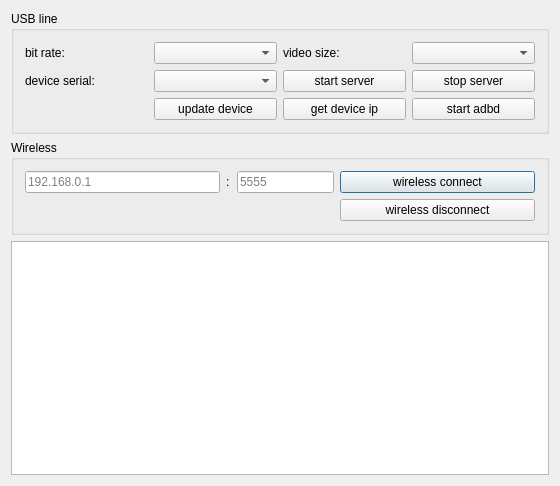
Above: QtScrcpy/dialog.ui from barry-ran/QtScrcpy before the change. Below: the same form after it.
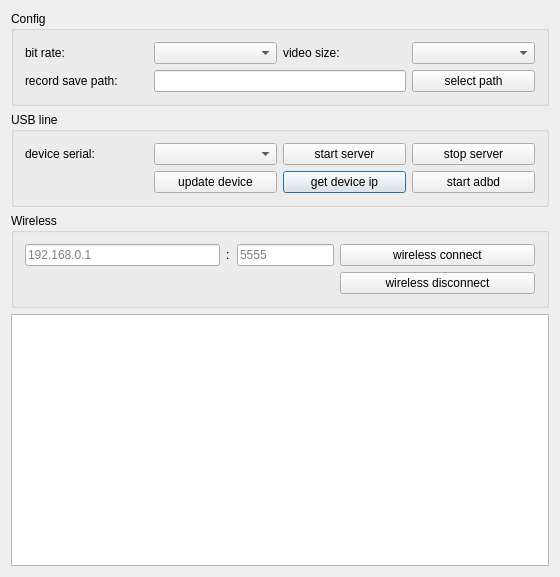
That is the form after the change.

Patch:
```diff
--- a/QtScrcpy/dialog.ui
+++ b/QtScrcpy/dialog.ui
@@ -7,7 +7,7 @@
     <x>0</x>
     <y>0</y>
     <width>560</width>
-    <height>486</height>
+    <height>577</height>
    </rect>
   </property>
   <property name="minimumSize">
@@ -26,18 +26,62 @@
    <string notr="true">QtScrcpy</string>
   </property>
   <layout class="QGridLayout" name="gridLayout_2">
-   <item row="2" column="0">
-    <widget class="QTextEdit" name="outEdit">
-     <property name="documentTitle">
-      <string/>
-     </property>
-     <property name="readOnly">
-      <bool>true</bool>
-     </property>
-    </widget>
-   </item>
    <item row="1" column="0">
-    <widget class="QGroupBox" name="groupBox">
+    <widget class="QGroupBox" name="usbGroupBox">
+     <property name="title">
+      <string>USB line</string>
+     </property>
+     <layout class="QGridLayout" name="gridLayout">
+      <item row="3" column="2">
+       <widget class="QPushButton" name="getIPBtn">
+        <property name="text">
+         <string>get device ip</string>
+        </property>
+       </widget>
+      </item>
+      <item row="0" column="3">
+       <widget class="QPushButton" name="stopServerBtn">
+        <property name="text">
+         <string>stop server</string>
+        </property>
+       </widget>
+      </item>
+      <item row="3" column="1">
+       <widget class="QPushButton" name="updateDevice">
+        <property name="text">
+         <string>update device</string>
+        </property>
+       </widget>
+      </item>
+      <item row="3" column="3">
+       <widget class="QPushButton" name="startAdbdBtn">
+        <property name="text">
+         <string>start adbd</string>
+        </property>
+       </widget>
+      </item>
+      <item row="0" column="0">
+       <widget class="QLabel" name="label_2">
+        <property name="text">
+         <string>device serial:</string>
+        </property>
+       </widget>
+      </item>
+      <item row="0" column="1">
+       <widget class="QComboBox" name="serialBox"/>
+      </item>
+      <item row="0" column="2">
+       <widget class="QPushButton" name="startServerBtn">
+        <property name="text">
+         <string>start server</string>
+        </property>
+       </widget>
+      </item>
+     </layout>
+    </widget>
+   </item>
+   <item row="2" column="0">
+    <widget class="QGroupBox" name="wirelessGroupBox">
      <property name="title">
       <string>Wireless</string>
      </property>
@@ -98,40 +142,26 @@
      </layout>
     </widget>
    </item>
+   <item row="3" column="0">
+    <widget class="QTextEdit" name="outEdit">
+     <property name="documentTitle">
+      <string/>
+     </property>
+     <property name="readOnly">
+      <bool>true</bool>
+     </property>
+    </widget>
+   </item>
    <item row="0" column="0">
-    <widget class="QGroupBox" name="topGroupBox">
+    <widget class="QGroupBox" name="configGroupBox">
      <property name="title">
-      <string>USB line</string>
+      <string>Config</string>
      </property>
-     <layout class="QGridLayout" name="gridLayout">
-      <item row="1" column="1">
-       <widget class="QComboBox" name="serialBox"/>
-      </item>
-      <item row="1" column="3">
-       <widget class="QPushButton" name="stopServerBtn">
-        <property name="text">
-         <string>stop server</string>
-        </property>
-       </widget>
-      </item>
-      <item row="1" column="2">
-       <widget class="QPushButton" name="startServerBtn">
-        <property name="text">
-         <string>start server</string>
-        </property>
-       </widget>
-      </item>
-      <item row="1" column="0">
-       <widget class="QLabel" name="label_2">
-        <property name="text">
-         <string>device serial:</string>
-        </property>
-       </widget>
-      </item>
-      <item row="0" column="0">
-       <widget class="QLabel" name="label_3">
-        <property name="text">
-         <string>bit rate:</string>
+     <layout class="QGridLayout" name="gridLayout_3">
+      <item row="0" column="3">
+       <widget class="QComboBox" name="videoSizeBox">
+        <property name="toolTip">
+         <string/>
         </property>
        </widget>
       </item>
@@ -152,31 +182,31 @@
         </property>
        </widget>
       </item>
-      <item row="0" column="3">
-       <widget class="QComboBox" name="videoSizeBox">
-        <property name="toolTip">
-         <string/>
+      <item row="0" column="0">
+       <widget class="QLabel" name="label_3">
+        <property name="text">
+         <string>bit rate:</string>
         </property>
        </widget>
       </item>
-      <item row="4" column="3">
-       <widget class="QPushButton" name="startAdbdBtn">
+      <item row="1" column="0">
+       <widget class="QLabel" name="label_5">
         <property name="text">
-         <string>start adbd</string>
+         <string>record save path:</string>
         </property>
        </widget>
       </item>
-      <item row="4" column="2">
-       <widget class="QPushButton" name="getIPBtn">
-        <property name="text">
-         <string>get device ip</string>
+      <item row="1" column="1" colspan="2">
+       <widget class="QLineEdit" name="recordPathEdt">
+        <property name="readOnly">
+         <bool>true</bool>
         </property>
        </widget>
       </item>
-      <item row="4" column="1">
-       <widget class="QPushButton" name="updateDevice">
+      <item row="1" column="3">
+       <widget class="QPushButton" name="selectRecordPathBtn">
         <property name="text">
-         <string>update device</string>
+         <string>select path</string>
         </property>
        </widget>
       </item>
```
